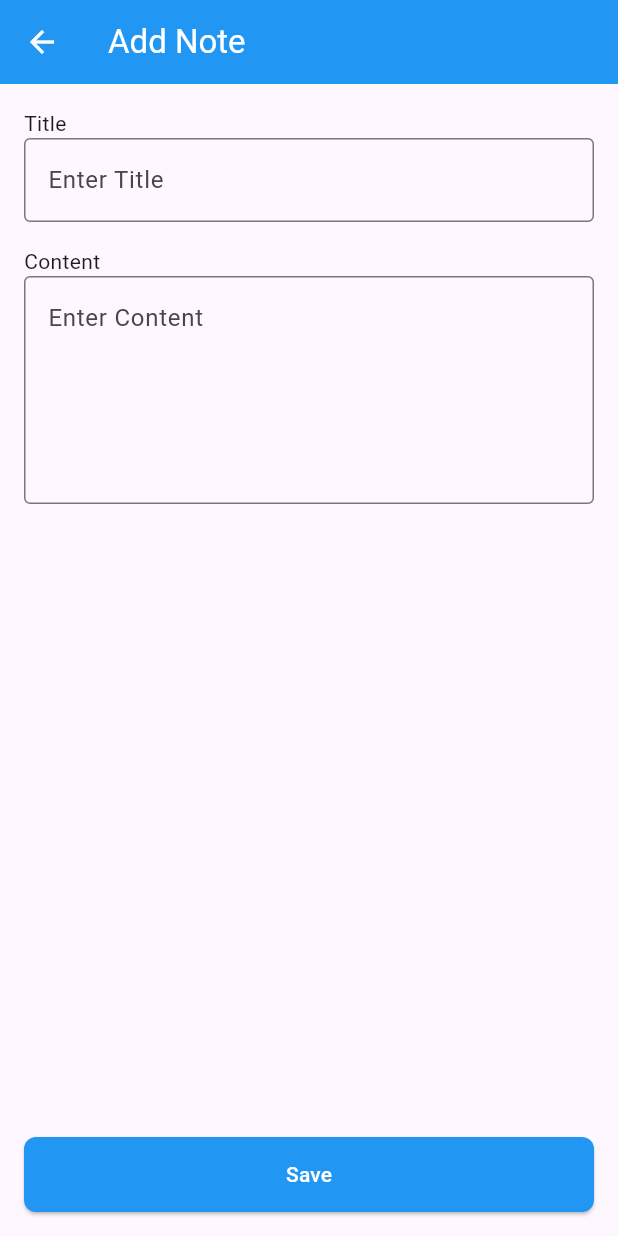
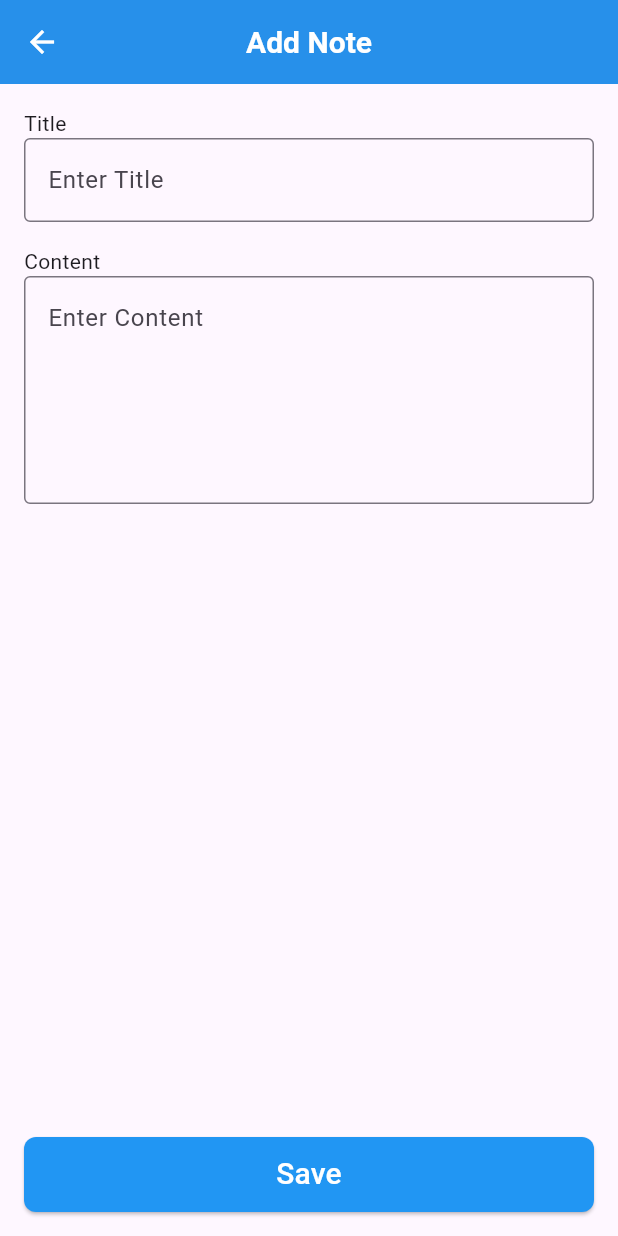
Before and after one commit to Sapnayadav23/notes-application, a Flutter app: the AddNoteScreen screen opened directly, on a phone screen of 412 x 824 dp. Run offline on Flutter 3.47's test engine with Material 3 defaults, Android fonts, the phone set to English and light mode, and no system bars; our stand-ins replace lottie, shared_preferences; accounts and stored records are empty.

Commit message:
fist commit

```diff
--- a/lib/add_notes.dart
+++ b/lib/add_notes.dart
@@ -1,5 +1,6 @@
 import 'dart:convert';
 import 'package:flutter/material.dart';
+import 'package:notes_app/widgets/app_bar.dart';
 import 'package:shared_preferences/shared_preferences.dart';
 
 class AddNoteScreen extends StatefulWidget {
@@ -25,7 +26,6 @@ class _AddNoteScreenState extends State<AddNoteScreen> {
 
     notesList.add(jsonEncode(newNote));
 
-
     await prefs.setStringList("notes", notesList);
 
     ScaffoldMessenger.of(context).showSnackBar(
@@ -38,13 +38,8 @@ class _AddNoteScreenState extends State<AddNoteScreen> {
   @override
   Widget build(BuildContext context) {
     return Scaffold(
-      appBar: AppBar(
-        backgroundColor: Colors.blue,
-        iconTheme: const IconThemeData(color: Colors.white),
-        title: const Text(
-          "Add Note",
-          style: TextStyle(color: Colors.white),
-        ),
+      appBar: CustomAppBar(
+        title: "Add Note",
       ),
       body: Padding(
         padding: const EdgeInsets.all(16),
@@ -87,7 +82,10 @@ class _AddNoteScreenState extends State<AddNoteScreen> {
               ),
             ),
             onPressed: _saveNote,
-          child: const Text("Save"),
+            child: const Text(
+              "Save",
+              style: TextStyle(fontSize: 20),
+            ),
           ),
         ),
       ),
```
Lines whose indentation alone changed are shown as unchanged.
